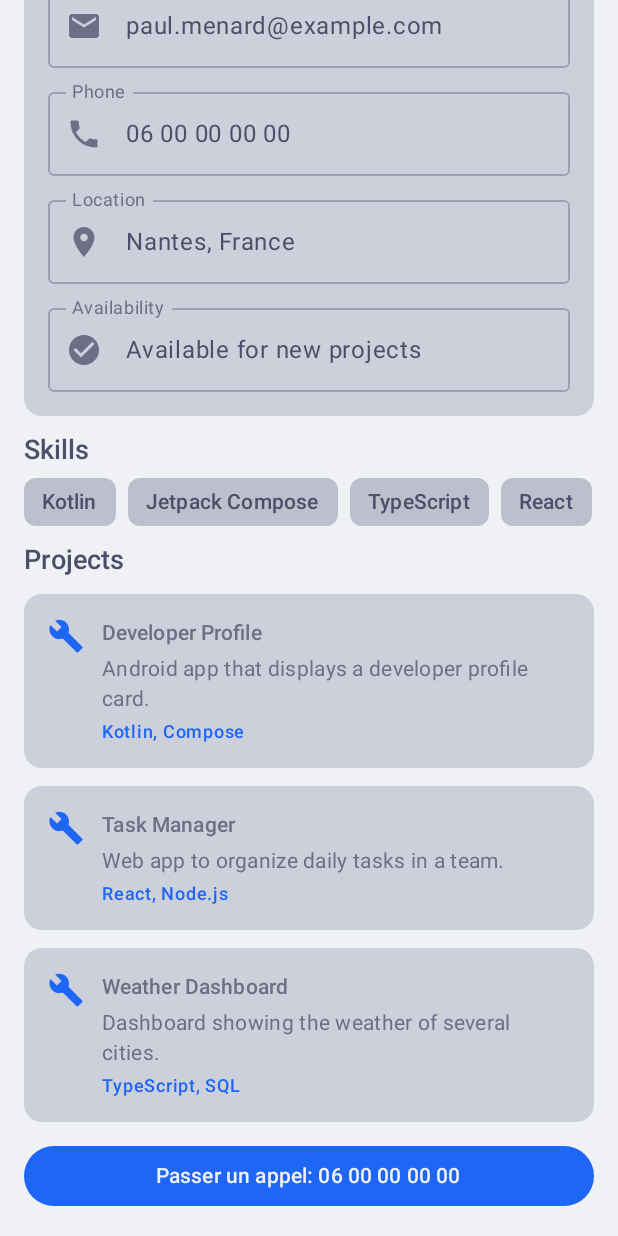
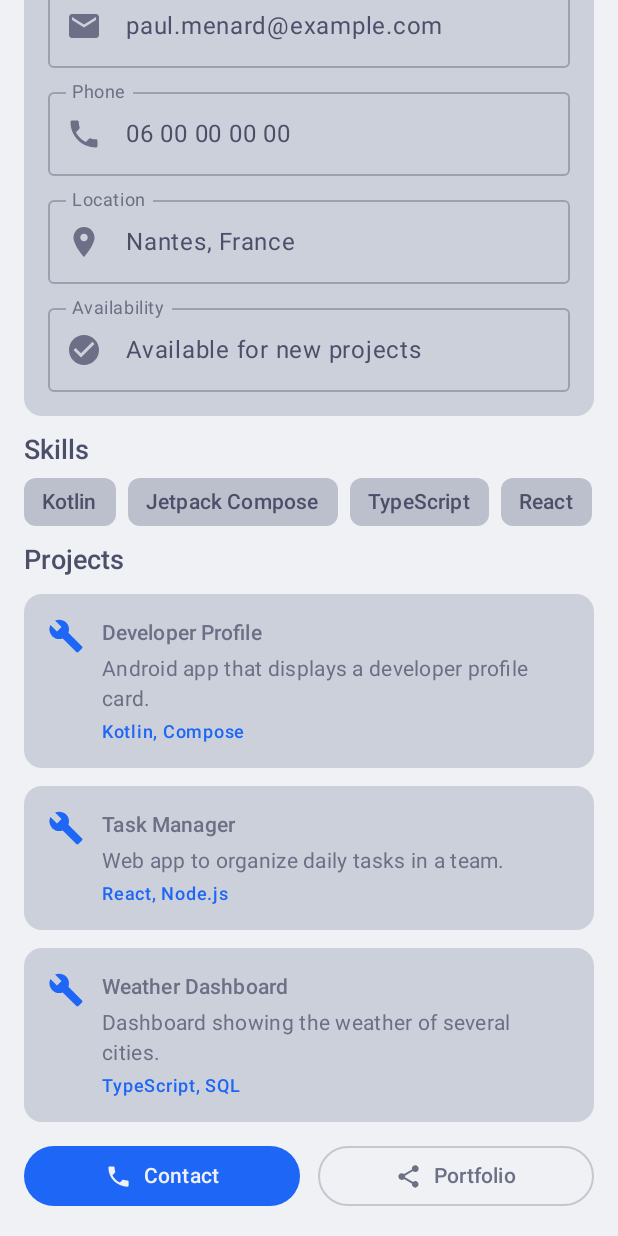
Before and after one commit to PaulMNRD/esgi-kotlin-devprofile, an Android app built with Jetpack Compose: the screen it shows after launch (MainActivity), scrolled down 228 dp, on a phone screen of 412 x 824 dp. Run offline under Robolectric (Android 15) with nearby library versions, the phone set to English and light mode, and no system bars.

Commit message:
action buttons

```diff
--- a/app/src/main/java/com/example/developerprofile/MainActivity.kt
+++ b/app/src/main/java/com/example/developerprofile/MainActivity.kt
@@ -30,10 +30,13 @@ import androidx.compose.material.icons.filled.Email
 import androidx.compose.material.icons.filled.LocationOn
 import androidx.compose.material.icons.filled.Person
 import androidx.compose.material.icons.filled.Phone
+import androidx.compose.material.icons.filled.Share
 import androidx.compose.material3.Button
+import androidx.compose.material3.ButtonDefaults
 import androidx.compose.material3.Card
 import androidx.compose.material3.Icon
 import androidx.compose.material3.MaterialTheme
+import androidx.compose.material3.OutlinedButton
 import androidx.compose.material3.OutlinedTextField
 import androidx.compose.material3.Scaffold
 import androidx.compose.material3.Surface
@@ -107,10 +110,10 @@ fun ProfileContent(
             ProjectCard(project)
         }
         item {
-            ContactButton(
+            ActionButtons(
                 isAvailable = profile.isAvailable,
-                contact = profile.contact,
-                modifier = Modifier.fillMaxWidth(),
+                onContactClick = {},
+                onPortfolioClick = {},
             )
         }
     }
@@ -273,13 +276,41 @@ fun ProjectCard(project: Project, modifier: Modifier = Modifier) {
 }
 
 @Composable
-fun ContactButton(
+fun ActionButtons(
     isAvailable: Boolean,
-    contact: String,
+    onContactClick: () -> Unit,
+    onPortfolioClick: () -> Unit,
     modifier: Modifier = Modifier,
 ) {
-    Button(onClick = {}, modifier, enabled = isAvailable) {
-        Text("Passer un appel: $contact")
+    Row(
+        modifier = modifier.fillMaxWidth(),
+        horizontalArrangement = Arrangement.spacedBy(12.dp),
+    ) {
+        Button(
+            onClick = onContactClick,
+            enabled = isAvailable,
+            modifier = Modifier.weight(1f),
+        ) {
+            Icon(
+                imageVector = Icons.Default.Phone,
+                contentDescription = null,
+                modifier = Modifier.size(ButtonDefaults.IconSize),
+            )
+            Spacer(modifier = Modifier.width(ButtonDefaults.IconSpacing))
+            Text("Contact")
+        }
+        OutlinedButton(
+            onClick = onPortfolioClick,
+            modifier = Modifier.weight(1f),
+        ) {
+            Icon(
+                imageVector = Icons.Default.Share,
+                contentDescription = null,
+                modifier = Modifier.size(ButtonDefaults.IconSize),
+            )
+            Spacer(modifier = Modifier.width(ButtonDefaults.IconSpacing))
+            Text("Portfolio")
+        }
     }
 }
 
```
